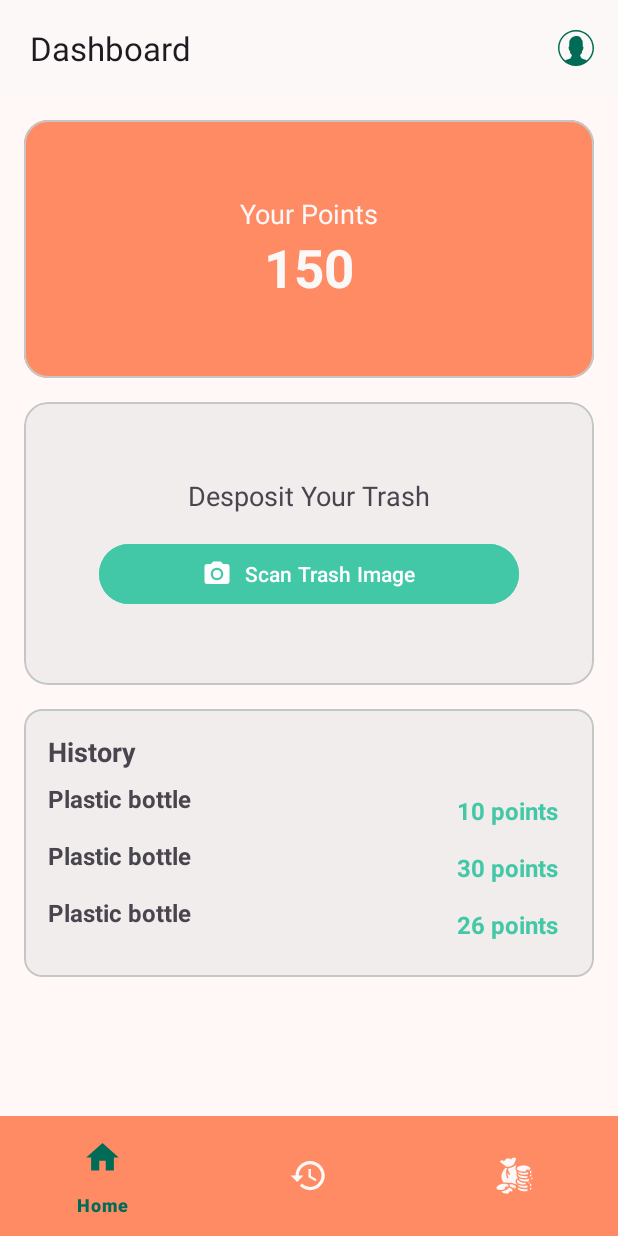
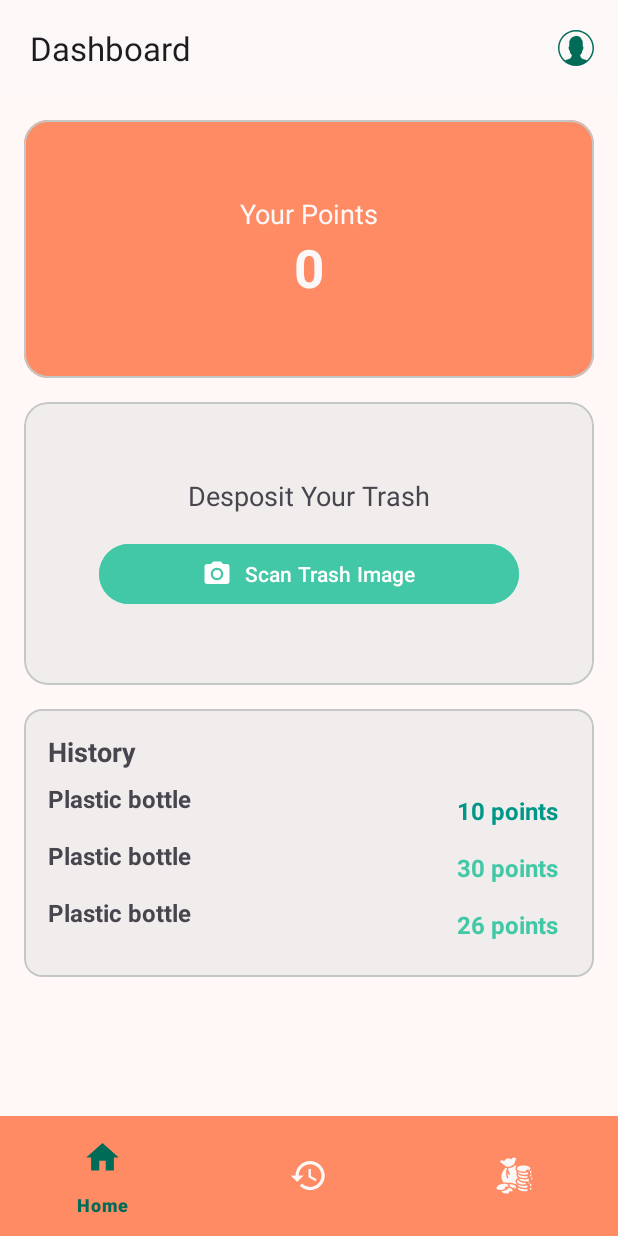
Before and after one commit to Recycly-project/md_work_space, an Android app: the screen it shows after launch (MainActivity), on a phone screen of 412 x 824 dp. Run offline under Robolectric (Android 15) with nearby library versions, the phone set to English and light mode, and no system bars; our stand-ins replace data binding, navigation-ui.

Commit message:
Add RecyclyViewModel for apply MVVM
- HomeFragment and fragment_home.xml will access RecyclyViewModel for access points data

```diff
--- a/app/build.gradle.kts
+++ b/app/build.gradle.kts
@@ -38,6 +38,7 @@ android {
     buildFeatures {
         viewBinding = true
         buildConfig = true
+        dataBinding = true
     }
 }
 
--- a/app/src/main/java/com/koaladev/recycly/ui/fragment/HomeFragment.kt
+++ b/app/src/main/java/com/koaladev/recycly/ui/fragment/HomeFragment.kt
@@ -1,28 +1,48 @@
 package com.koaladev.recycly.ui.fragment
 
+import android.annotation.SuppressLint
 import android.os.Bundle
-import androidx.fragment.app.Fragment
 import android.view.LayoutInflater
 import android.view.View
 import android.view.ViewGroup
+import androidx.fragment.app.Fragment
+import androidx.fragment.app.viewModels
 import com.koaladev.recycly.databinding.FragmentHomeBinding
+import com.koaladev.recycly.ui.viewmodel.RecyclyViewModel
 
 class HomeFragment : Fragment() {
 
-    private lateinit var _binding: FragmentHomeBinding
-    private val binding get() = _binding
+    private var _binding: FragmentHomeBinding? = null
+    private val binding get() = _binding!!
+
+    private val viewModel: RecyclyViewModel by viewModels()
 
     override fun onCreateView(
         inflater: LayoutInflater, container: ViewGroup?,
         savedInstanceState: Bundle?
     ): View {
         _binding = FragmentHomeBinding.inflate(inflater, container, false)
+        binding.lifecycleOwner = viewLifecycleOwner
+        binding.viewModel = viewModel
         return binding.root
     }
 
+    @SuppressLint("SetTextI18n")
     override fun onViewCreated(view: View, savedInstanceState: Bundle?) {
         super.onViewCreated(view, savedInstanceState)
 
-        binding.tvPointsValue.text = "150"
+        viewModel.points.observe(viewLifecycleOwner) { points ->
+            binding.tvPointsValue.text = points.toString()
+        }
+
+//        binding.btnScanTrash.setOnClickListener() {
+//            viewModel.addPoints(5)
+//        }
+
+    }
+
+    override fun onDestroyView() {
+        super.onDestroyView()
+        _binding = null
     }
 }
--- a/app/src/main/java/com/koaladev/recycly/ui/viewmodel/HomeViewModel.kt
+++ b/app/src/main/java/com/koaladev/recycly/ui/viewmodel/HomeViewModel.kt
@@ -4,4 +4,5 @@ import androidx.lifecycle.ViewModel
 
 class HomeViewModel : ViewModel() {
     // TODO: Implement the ViewModel
+
 }
--- /dev/null
+++ b/app/src/main/java/com/koaladev/recycly/ui/viewmodel/RecyclyViewModel.kt
@@ -0,0 +1,22 @@
+package com.koaladev.recycly.ui.viewmodel
+
+import androidx.lifecycle.LiveData
+import androidx.lifecycle.MutableLiveData
+import androidx.lifecycle.ViewModel
+
+class RecyclyViewModel: ViewModel() {
+
+    // Get
+    private var _points: MutableLiveData<Int> = MutableLiveData()
+    val points: LiveData<Int> get() = _points
+
+    fun setPoints(point: Int) {
+        _points.value = point
+    }
+
+    fun addPoints(point: Int) {
+        val currentPoints = _points.value?: 0
+        _points.value = currentPoints + point
+    }
+
+}
--- a/app/src/main/res/layout/fragment_home.xml
+++ b/app/src/main/res/layout/fragment_home.xml
@@ -1,7 +1,13 @@
 <?xml version="1.0" encoding="utf-8"?>
-<ScrollView xmlns:android="http://schemas.android.com/apk/res/android"
-    xmlns:app="http://schemas.android.com/apk/res-auto"
-    xmlns:tools="http://schemas.android.com/tools"
+<layout xmlns:tools="http://schemas.android.com/tools"
+    xmlns:android="http://schemas.android.com/apk/res/android"
+    xmlns:app="http://schemas.android.com/apk/res-auto">
+    <data>
+        <variable
+            name="viewModel"
+            type="com.koaladev.recycly.ui.viewmodel.RecyclyViewModel" />
+    </data>
+    <ScrollView
         android:layout_width="match_parent"
         android:layout_height="match_parent"
         android:fillViewport="true"
@@ -45,7 +51,7 @@
                         android:id="@+id/tvPointsValue"
                         android:layout_width="wrap_content"
                         android:layout_height="wrap_content"
-                    tools:text="150"
+                        android:text="@{String.valueOf(viewModel.points)}"
                         android:textSize="35sp"
                         android:textStyle="bold"
                         android:textColor="?attr/colorSurface"
@@ -96,6 +102,7 @@
                         app:iconSize="20dp"
                         app:iconGravity="textStart"
                         app:iconPadding="8dp"
+                        android:onClick="@{() -> viewModel.addPoints(5)}"
                         app:layout_constraintTop_toBottomOf="@+id/tvDepositTrash"
                         app:layout_constraintStart_toStartOf="parent"
                         app:layout_constraintEnd_toEndOf="parent" />
@@ -158,13 +165,13 @@
                             <TextView
                                 android:layout_width="match_parent"
                                 android:layout_height="wrap_content"
+                                android:layout_weight="1"
+                                android:padding="8dp"
+                                android:text="10 points"
+                                android:textAlignment="textEnd"
+                                android:textColor="#009688"
                                 android:textSize="16sp"
-                            android:textAlignment="textEnd"
-                            android:padding="8dp"
                                 android:textStyle="bold"
-                            android:textColor="?attr/colorSecondaryContainer"
-                            android:layout_weight="1"
-                            android:text="10 points"
                                 tools:ignore="UnusedAttribute" />
                         </TableRow>
 
@@ -230,3 +237,4 @@
 
         </androidx.constraintlayout.widget.ConstraintLayout>
     </ScrollView>
+</layout>
```
Lines whose indentation alone changed are shown as unchanged.
